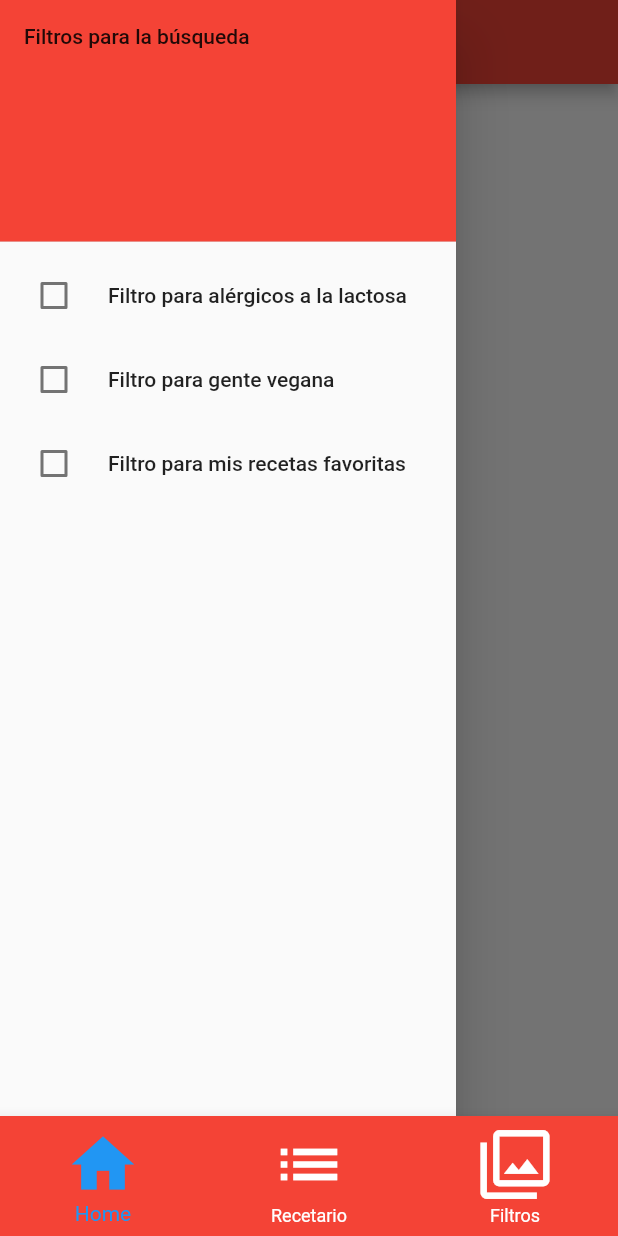
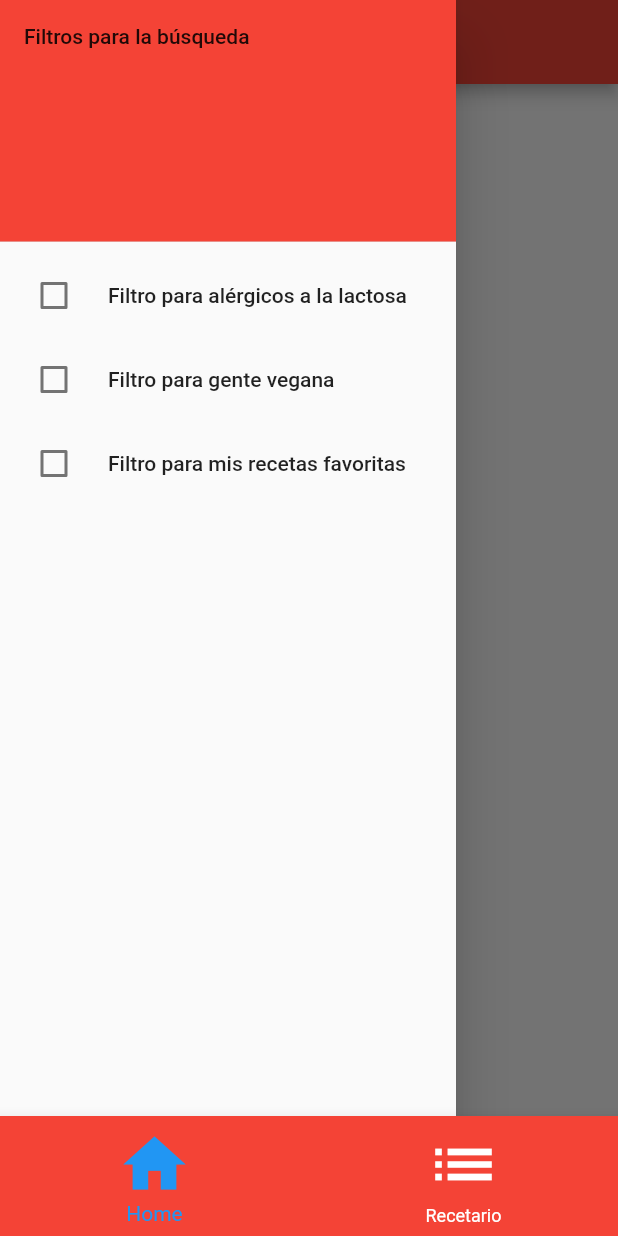
Before and after one commit to alejandrosan-alumn/ProyectoFinCiclo, a Flutter app: the screen it shows after launch, with the side drawer open, on a phone screen of 412 x 824 dp. Run offline on Flutter 3.47's test engine with Material 2 defaults, Android fonts, the phone set to English and light mode, and no system bars; our stand-ins replace hive; accounts and stored records are empty.

```diff
--- a/randomMix/lib/main.dart
+++ b/randomMix/lib/main.dart
@@ -1,6 +1,5 @@
 import 'package:flutter/material.dart';
 import 'package:hive/hive.dart';
-import 'package:randommix/FiltrosPage.dart';
 import 'package:randommix/HomePage.dart';
 import 'package:randommix/RecetarioPage.dart';
 import 'package:randommix/Datos/Receta.dart';
@@ -41,7 +40,6 @@ class _MyHomePageState extends State<MyHomePage> {
   final Pantallas =[
     HomePage(),
     RecetarioPage(),
-    FiltrosPage(),
   ];
 
   @override
@@ -66,11 +64,6 @@ class _MyHomePageState extends State<MyHomePage> {
             label: 'Recetario',
             backgroundColor: Colors.blue,
           ),
-          BottomNavigationBarItem(
-            icon: Icon(Icons.filter),
-            label: 'Filtros',
-            backgroundColor: Colors.green,
-          ),
         ],
       ),
     );
```
Also changed, not shown: randomMix/lib/HomePage.dart (+16 -1 lines).
